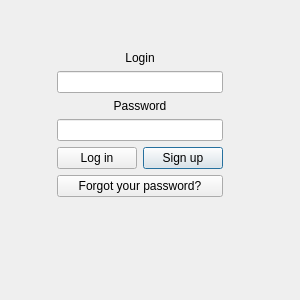
Old version of the form sources/LoginWindow.ui in the repository Groundy/CrackerJack.
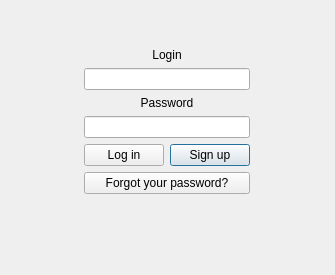
New version of the form.

Diff of the .ui file:
```diff
--- a/sources/LoginWindow.ui
+++ b/sources/LoginWindow.ui
@@ -9,8 +9,8 @@
    <rect>
     <x>0</x>
     <y>0</y>
-    <width>300</width>
-    <height>300</height>
+    <width>335</width>
+    <height>275</height>
    </rect>
   </property>
   <property name="sizePolicy">
@@ -32,6 +32,14 @@
    <bool>true</bool>
   </property>
   <widget class="QWidget" name="widgetz">
+   <property name="geometry">
+    <rect>
+     <x>0</x>
+     <y>0</y>
+     <width>334</width>
+     <height>269</height>
+    </rect>
+   </property>
    <property name="sizePolicy">
     <sizepolicy hsizetype="Maximum" vsizetype="Maximum">
      <horstretch>0</horstretch>
```
Left out of the diff: 184 changed lines with no effect on the pictures.
